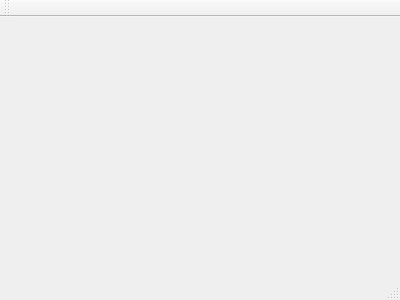
Old version of the form mainwindow.ui in the repository Txikilinux/leterrier-mulot.
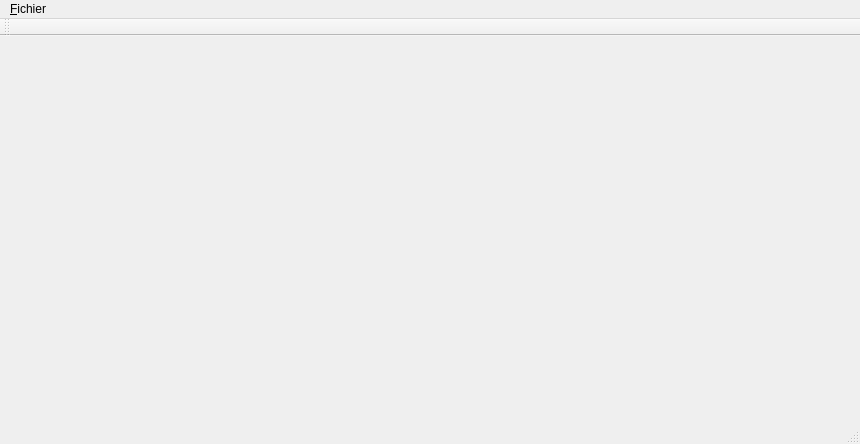
New version of the form.

Patch:
```diff
--- a/mainwindow.ui
+++ b/mainwindow.ui
@@ -1,24 +1,51 @@
 <ui version="4.0">
  <class>MainWindow</class>
- <widget class="QMainWindow" name="MainWindow" >
-  <property name="geometry" >
+ <widget class="QMainWindow" name="MainWindow">
+  <property name="geometry">
    <rect>
     <x>0</x>
     <y>0</y>
-    <width>400</width>
-    <height>300</height>
+    <width>860</width>
+    <height>444</height>
    </rect>
   </property>
-  <property name="windowTitle" >
-   <string>MainWindow</string>
-  </property>
-  <widget class="QMenuBar" name="menuBar" />
-  <widget class="QToolBar" name="mainToolBar" />
-  <widget class="QWidget" name="centralWidget" />
-  <widget class="QStatusBar" name="statusBar" />
+  <widget class="QWidget" name="centralWidget"/>
+  <widget class="QMenuBar" name="menuBar">
+   <property name="geometry">
+    <rect>
+     <x>0</x>
+     <y>0</y>
+     <width>860</width>
+     <height>25</height>
+    </rect>
+   </property>
+   <widget class="QMenu" name="menu_Fichier">
+    <property name="title">
+     <string>&amp;Fichier</string>
+    </property>
+    <addaction name="action_Quitter"/>
+   </widget>
+   <addaction name="menu_Fichier"/>
+  </widget>
+  <widget class="QToolBar" name="mainToolBar">
+   <attribute name="toolBarArea">
+    <enum>TopToolBarArea</enum>
+   </attribute>
+   <attribute name="toolBarBreak">
+    <bool>false</bool>
+   </attribute>
+  </widget>
+  <widget class="QStatusBar" name="statusBar"/>
+  <action name="action_Quitter">
+   <property name="text">
+    <string>&amp;Quitter</string>
+   </property>
+   <property name="shortcut">
+    <string>Ctrl+Q</string>
+   </property>
+  </action>
  </widget>
- <layoutDefault spacing="6" margin="11" />
- <pixmapfunction></pixmapfunction>
+ <layoutdefault spacing="6" margin="11"/>
  <resources/>
  <connections/>
 </ui>
```
Left out of the diff: 20 changed lines with no effect on the pictures.
